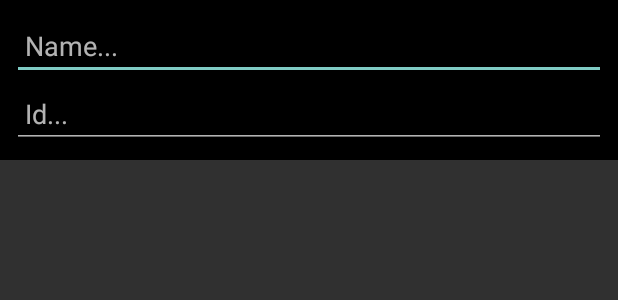
After one commit to muhammadzkralla/DimitsAttendence11, an Android app: the layout layout_add_student.xml on its own in the app's theme, with its tools: preview values and no code run, on a phone screen of 412 x 824 dp. The commit adds this screen. Shown: the top 300 px of the screen. Run offline under Robolectric (Android 15) with nearby library versions, the phone set to English and light mode, and no system bars.

Commit message:
Add Student to each Class Successfully

```diff
--- /dev/null
+++ b/app/src/main/res/layout/layout_add_student.xml
@@ -0,0 +1,23 @@
+<?xml version="1.0" encoding="utf-8"?>
+<LinearLayout
+    xmlns:android="http://schemas.android.com/apk/res/android"
+    android:layout_width="match_parent"
+    android:orientation="vertical"
+    android:background="@android:color/black"
+    android:padding="8dp"
+    android:layout_height="wrap_content">
+
+    <EditText
+        android:id="@+id/edt_student_name"
+        android:hint=" Name..."
+        android:layout_width="match_parent"
+        android:layout_height="wrap_content" />
+
+    <EditText
+        android:id="@+id/edt_student_id"
+        android:hint=" Id..."
+        android:layout_width="match_parent"
+        android:layout_height="wrap_content" />
+
+
+</LinearLayout>
```
Also changed, not shown: app/src/main/java/com/dimits/dimitsattendence/ClassActivity.java (+55 -0 lines).
